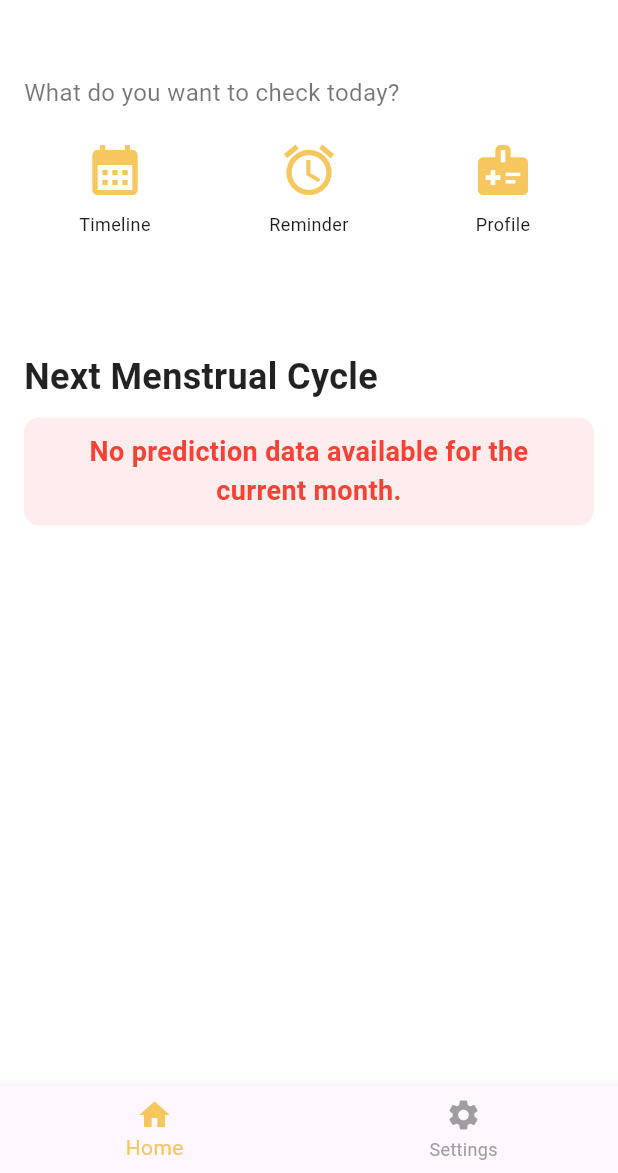
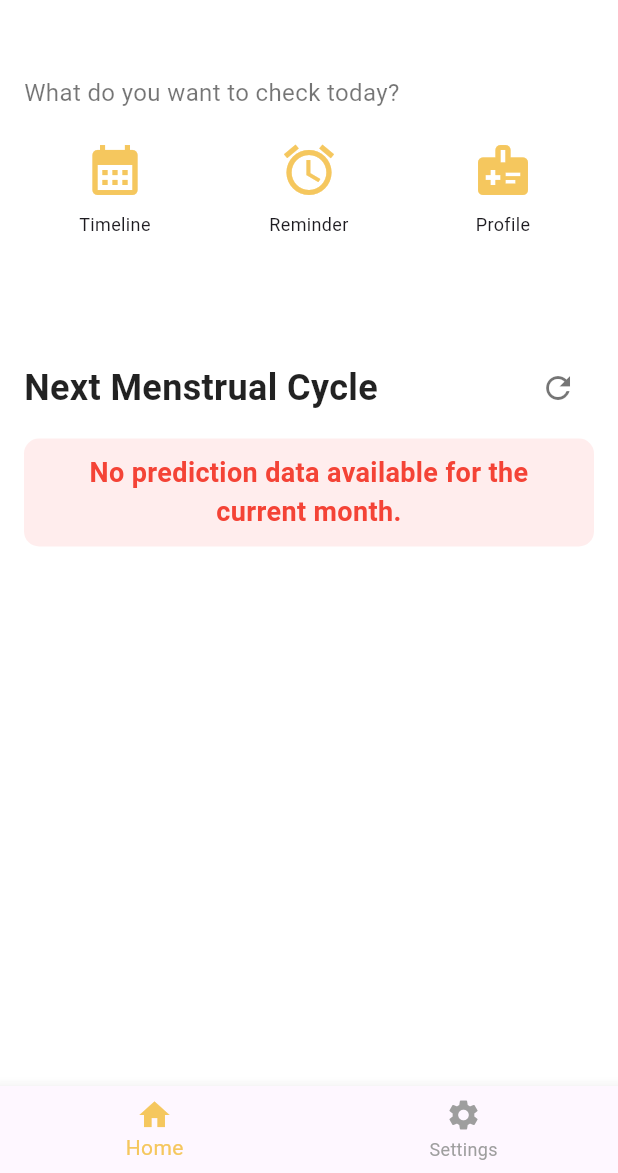
Before and after one commit to medecisco/fypproject_conformeaid, a Flutter app: the HomeScreen screen opened by its route, on a phone screen of 412 x 824 dp, the part 63-1236 px from its top. Run offline on Flutter 3.47's test engine with Material 3 defaults, Android fonts, the phone set to English and light mode, and no system bars; our stand-ins replace cloud_firestore, firebase_auth, firebase_core, flutter_local_notifications, google_fonts, shared_preferences and 1 more; missing offline and left inert: tflite_flutter; accounts and stored records are empty.

```diff
--- a/lib/Homepage.dart
+++ b/lib/Homepage.dart
@@ -68,6 +68,9 @@ class HomeScreen extends StatefulWidget {
 
 class _HomeScreenState extends State<HomeScreen> {
   bool _boldText = false;
+  // Declare a GlobalKey for MenstrualAndPredictionDataDisplay
+  final GlobalKey<_MenstrualAndPredictionDataDisplayState> _predictionDisplayKey = GlobalKey();
+
 
   @override
   void initState() {
@@ -175,12 +178,26 @@ class _HomeScreenState extends State<HomeScreen> {
                 },
               ),
               const SizedBox(height: 20),
-              const Text(
-                "Next Menstrual Cycle",
-                style: TextStyle(fontSize: 24, fontWeight: FontWeight.bold, color: Colors.black87),
+              // Changed this section to include the refresh button 13/7/2025
+              Row(
+                mainAxisAlignment: MainAxisAlignment.spaceBetween,
+                children: [
+                  const Text(
+                    "Next Menstrual Cycle",
+                    style: TextStyle(fontSize: 24, fontWeight: FontWeight.bold, color: Colors.black87),
+                  ),
+                  IconButton(
+                    icon: const Icon(Icons.refresh, color: Colors.black54),
+                    onPressed: () {
+                      // Call the refreshData method on the MenstrualAndPredictionDataDisplayState
+                      _predictionDisplayKey.currentState?.refreshData();
+                    },
+                  ),
+                ],
               ),
               const SizedBox(height: 10),
-              const MenstrualAndPredictionDataDisplay(), // Consolidated widget
+              // Pass the GlobalKey to the MenstrualAndPredictionDataDisplay widget
+              MenstrualAndPredictionDataDisplay(key: _predictionDisplayKey),
             ],
           ),
         ),
@@ -211,6 +228,7 @@ class _HomeScreenState extends State<HomeScreen> {
 }
 
 class MenstrualAndPredictionDataDisplay extends StatefulWidget {
+  // Add key to the constructor
   const MenstrualAndPredictionDataDisplay({super.key});
 
   @override
@@ -226,6 +244,16 @@ class _MenstrualAndPredictionDataDisplayState extends State<MenstrualAndPredicti
   @override
   void initState() {
     super.initState();
+    _fetchData();
+  }
+
+  // Public method to be called by the parent widget
+  void refreshData() {
+    setState(() {
+      isLoading = true; // Show loading indicator during refresh
+      predictedStartDate = null; // Clear previous data
+      predictedEndDate = null;
+    });
     _fetchData();
   }
 
@@ -276,7 +304,6 @@ class _MenstrualAndPredictionDataDisplayState extends State<MenstrualAndPredicti
       return const Center(child: CircularProgressIndicator());
     }
 
-    // Now, we only check predictedStartDate for data availability since nextPeriod is removed
     if (predictedStartDate == null) {
       return Container(
         padding: const EdgeInsets.symmetric(vertical: 10, horizontal: 16),
@@ -285,7 +312,7 @@ class _MenstrualAndPredictionDataDisplayState extends State<MenstrualAndPredicti
           borderRadius: BorderRadius.circular(10),
         ),
         child: const Text(
-          "No prediction data available for the current month.", // More specific message
+          "No prediction data available for the current month.",
           textAlign: TextAlign.center,
           style: TextStyle(
             fontSize: 18,
@@ -296,8 +323,6 @@ class _MenstrualAndPredictionDataDisplayState extends State<MenstrualAndPredicti
       );
     }
 
-    // Declare 'currentDateTime' locally within the build method, or use DateTime.now() directly
-    // This resolves the 'Undefined name now' error.
     DateTime currentDateTime = DateTime.now();
 
     return Column(
@@ -314,7 +339,7 @@ class _MenstrualAndPredictionDataDisplayState extends State<MenstrualAndPredicti
               crossAxisAlignment: CrossAxisAlignment.start,
               children: [
                 const Text(
-                  "This month start date:", // Changed text as requested
+                  "This month start date:",
                   style: TextStyle(fontSize: 16, fontWeight: FontWeight.bold, color: Colors.blue),
                 ),
                 const SizedBox(height: 8),
@@ -324,12 +349,11 @@ class _MenstrualAndPredictionDataDisplayState extends State<MenstrualAndPredicti
                 ),
                 const SizedBox(height: 8),
                 const Text(
-                  "Will end in:", // Changed text as requested
+                  "Will end in:",
                   style: TextStyle(fontSize: 16, fontWeight: FontWeight.bold, color: Colors.blue),
                 ),
                 const SizedBox(height: 8),
                 Text(
-                  // Use currentDateTime for the calculation
                   predictedEndDate!.isAfter(currentDateTime)
                       ? "${predictedEndDate!.difference(currentDateTime).inDays} days"
                       : predictedEndDate!.toLocal().toString().split(' ')[0], // Display date if already passed
```
